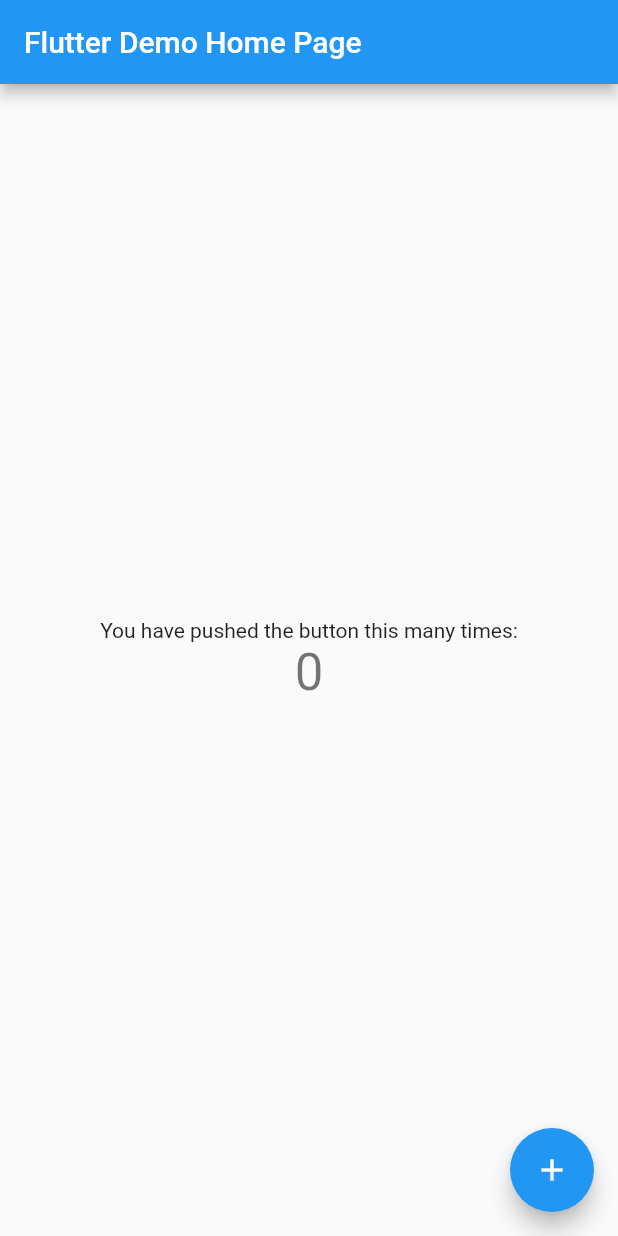
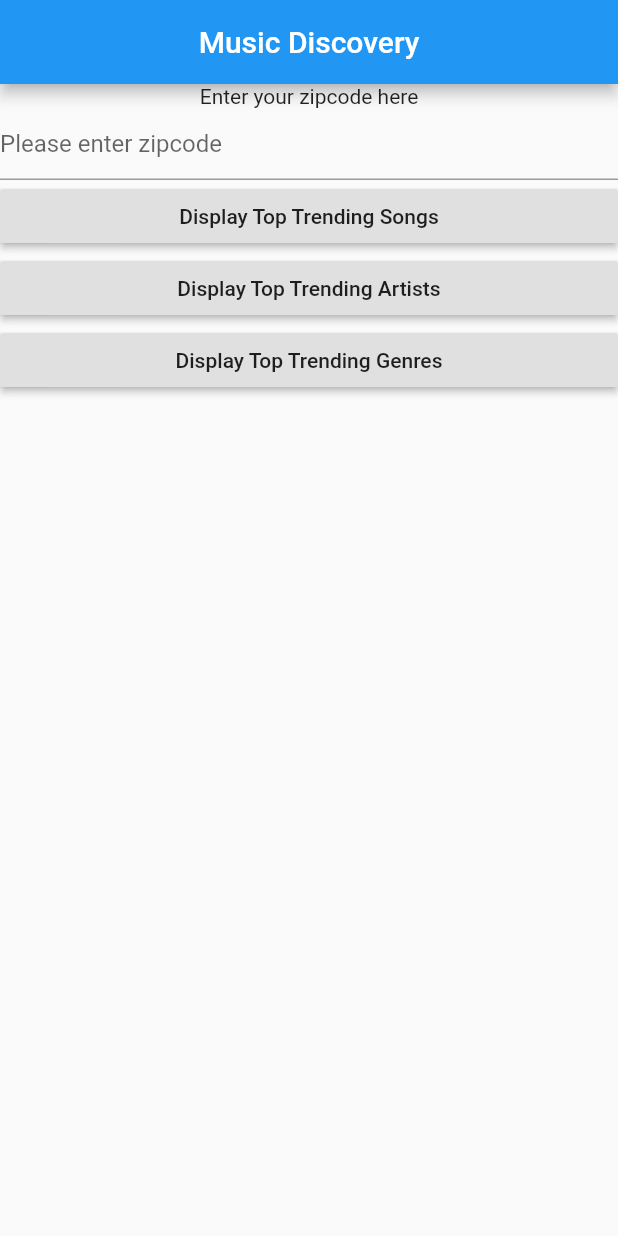
Before and after one commit to cleoman/music-discovery, a Flutter app: the screen it shows after launch, on a phone screen of 412 x 824 dp. Run offline on Flutter 3.47's test engine with Material 2 defaults, Android fonts, the phone set to English and light mode, and no system bars.

Commit message:
This commit creates the initial scaffold for our app. More of a demo than anything, mirrors (in a hideous way) our UI mockup.

```diff
--- a/music_discovery/lib/main.dart
+++ b/music_discovery/lib/main.dart
@@ -1,109 +1,51 @@
 import 'package:flutter/material.dart';
 
-void main() => runApp(new MyApp());
+void main() => runApp(new HomePage());
 
-class MyApp extends StatelessWidget {
-  // This widget is the root of your application.
+class HomePage extends StatefulWidget {
   @override
+  _HomePageState createState() => _HomePageState();
+}
+
+class _HomePageState extends State<HomePage> {
   Widget build(BuildContext context) {
-    return new MaterialApp(
-      title: 'Flutter Demo',
-      theme: new ThemeData(
-        // This is the theme of your application.
-        //
-        // Try running your application with "flutter run". You'll see the
-        // application has a blue toolbar. Then, without quitting the app, try
-        // changing the primarySwatch below to Colors.green and then invoke
-        // "hot reload" (press "r" in the console where you ran "flutter run",
-        // or press Run > Flutter Hot Reload in IntelliJ). Notice that the
-        // counter didn't reset back to zero; the application is not restarted.
-        primarySwatch: Colors.blue,
-      ),
-      home: new MyHomePage(title: 'Flutter Demo Home Page'),
-    );
+    return MaterialApp(
+        home: Scaffold(
+            appBar: AppBar(
+              title: Center(
+                child: Text('Music Discovery'),
+              ),
+            ),
+            body: Column(children: <Widget>[
+              Row(
+                  mainAxisAlignment: MainAxisAlignment.center,
+                  children: <Widget>[
+                    Text('Enter your zipcode here'),
+                  ]),
+              Row(children: <Widget>[
+                Expanded(
+                    child: TextField(
+                  decoration: InputDecoration(hintText: 'Please enter zipcode'),
+                ))
+              ]),
+              Row(children: <Widget>[
+                Expanded(
+                    child: RaisedButton(
+                        onPressed: () {},
+                        child: Text('Display Top Trending Songs')))
+              ]),
+              Row(children: <Widget>[
+                Expanded(
+                    child: RaisedButton(
+                        onPressed: () {},
+                        child: Text('Display Top Trending Artists')))
+              ]),
+              Row(children: <Widget>[
+                Expanded(
+                    child: RaisedButton(
+                        onPressed: () {},
+                        child: Text('Display Top Trending Genres')))
+              ]),
+            ])));
   }
 }
-
-class MyHomePage extends StatefulWidget {
-  MyHomePage({Key key, this.title}) : super(key: key);
-
-  // This widget is the home page of your application. It is stateful, meaning
-  // that it has a State object (defined below) that contains fields that affect
-  // how it looks.
-
-  // This class is the configuration for the state. It holds the values (in this
-  // case the title) provided by the parent (in this case the App widget) and
-  // used by the build method of the State. Fields in a Widget subclass are
-  // always marked "final".
-
-  final String title;
-
-  @override
-  _MyHomePageState createState() => new _MyHomePageState();
-}
-
-class _MyHomePageState extends State<MyHomePage> {
-  int _counter = 0;
-
-  void _incrementCounter() {
-    setState(() {
-      // This call to setState tells the Flutter framework that something has
-      // changed in this State, which causes it to rerun the build method below
-      // so that the display can reflect the updated values. If we changed
-      // _counter without calling setState(), then the build method would not be
-      // called again, and so nothing would appear to happen.
-      _counter++;
-    });
-  }
-
-  @override
-  Widget build(BuildContext context) {
-    // This method is rerun every time setState is called, for instance as done
-    // by the _incrementCounter method above.
-    //
-    // The Flutter framework has been optimized to make rerunning build methods
-    // fast, so that you can just rebuild anything that needs updating rather
-    // than having to individually change instances of widgets.
-    return new Scaffold(
-      appBar: new AppBar(
-        // Here we take the value from the MyHomePage object that was created by
-        // the App.build method, and use it to set our appbar title.
-        title: new Text(widget.title),
-      ),
-      body: new Center(
-        // Center is a layout widget. It takes a single child and positions it
-        // in the middle of the parent.
-        child: new Column(
-          // Column is also layout widget. It takes a list of children and
-          // arranges them vertically. By default, it sizes itself to fit its
-          // children horizontally, and tries to be as tall as its parent.
-          //
-          // Invoke "debug paint" (press "p" in the console where you ran
-          // "flutter run", or select "Toggle Debug Paint" from the Flutter tool
-          // window in IntelliJ) to see the wireframe for each widget.
-          //
-          // Column has various properties to control how it sizes itself and
-          // how it positions its children. Here we use mainAxisAlignment to
-          // center the children vertically; the main axis here is the vertical
-          // axis because Columns are vertical (the cross axis would be
-          // horizontal).
-          mainAxisAlignment: MainAxisAlignment.center,
-          children: <Widget>[
-            new Text(
-              'You have pushed the button this many times:',
-            ),
-            new Text(
-              '$_counter',
-              style: Theme.of(context).textTheme.display1,
-            ),
-          ],
-        ),
-      ),
-      floatingActionButton: new FloatingActionButton(
-        onPressed: _incrementCounter,
-        tooltip: 'Increment',
-        child: new Icon(Icons.add),
-      ), // This trailing comma makes auto-formatting nicer for build methods.
-    );
-  }
-}
```
Also changed, not shown: 1 other file.
